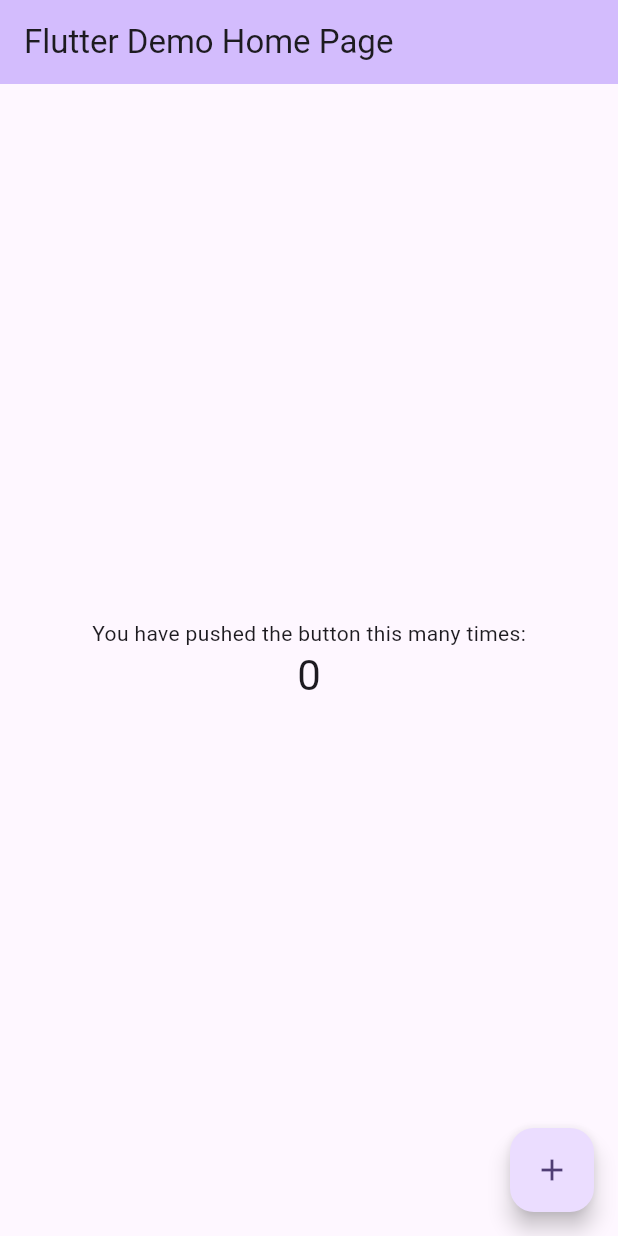
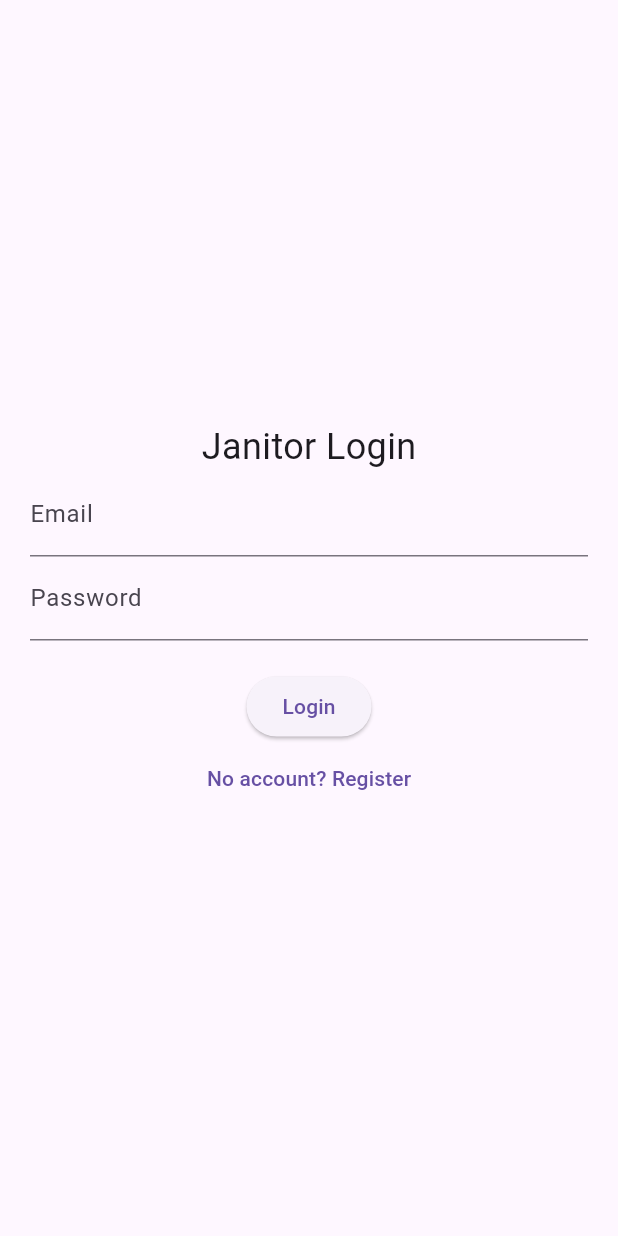
Before and after one commit to rautpranav13/PugSafai, a Flutter app: the screen it shows after launch, on a phone screen of 412 x 824 dp. Run offline on Flutter 3.47's test engine with Material 3 defaults, Android fonts, the phone set to English and light mode, and no system bars; our stand-ins replace shared_preferences; accounts and stored records are empty.

Commit message:
auth screens ready

```diff
--- a/lib/main.dart
+++ b/lib/main.dart
@@ -1,122 +1,24 @@
 import 'package:flutter/material.dart';
+import 'package:provider/provider.dart';
+import 'providers/auth_provider.dart';
+import 'screens/login_screen.dart';
 
 void main() {
-  runApp(const MyApp());
+  runApp(
+    ChangeNotifierProvider(
+      create: (_) => AuthProvider(),
+      child: const MyApp(),
+    ),
+  );
 }
 
 class MyApp extends StatelessWidget {
   const MyApp({super.key});
-
-  // This widget is the root of your application.
   @override
   Widget build(BuildContext context) {
     return MaterialApp(
-      title: 'Flutter Demo',
-      theme: ThemeData(
-        // This is the theme of your application.
-        //
-        // TRY THIS: Try running your application with "flutter run". You'll see
-        // the application has a purple toolbar. Then, without quitting the app,
-        // try changing the seedColor in the colorScheme below to Colors.green
-        // and then invoke "hot reload" (save your changes or press the "hot
-        // reload" button in a Flutter-supported IDE, or press "r" if you used
-        // the command line to start the app).
-        //
-        // Notice that the counter didn't reset back to zero; the application
-        // state is not lost during the reload. To reset the state, use hot
-        // restart instead.
-        //
-        // This works for code too, not just values: Most code changes can be
-        // tested with just a hot reload.
-        colorScheme: ColorScheme.fromSeed(seedColor: Colors.deepPurple),
-      ),
-      home: const MyHomePage(title: 'Flutter Demo Home Page'),
+      title: 'Janitor App',
+      home: const LoginScreen(),
     );
   }
 }
-
-class MyHomePage extends StatefulWidget {
-  const MyHomePage({super.key, required this.title});
-
-  // This widget is the home page of your application. It is stateful, meaning
-  // that it has a State object (defined below) that contains fields that affect
-  // how it looks.
-
-  // This class is the configuration for the state. It holds the values (in this
-  // case the title) provided by the parent (in this case the App widget) and
-  // used by the build method of the State. Fields in a Widget subclass are
-  // always marked "final".
-
-  final String title;
-
-  @override
-  State<MyHomePage> createState() => _MyHomePageState();
-}
-
-class _MyHomePageState extends State<MyHomePage> {
-  int _counter = 0;
-
-  void _incrementCounter() {
-    setState(() {
-      // This call to setState tells the Flutter framework that something has
-      // changed in this State, which causes it to rerun the build method below
-      // so that the display can reflect the updated values. If we changed
-      // _counter without calling setState(), then the build method would not be
-      // called again, and so nothing would appear to happen.
-      _counter++;
-    });
-  }
-
-  @override
-  Widget build(BuildContext context) {
-    // This method is rerun every time setState is called, for instance as done
-    // by the _incrementCounter method above.
-    //
-    // The Flutter framework has been optimized to make rerunning build methods
-    // fast, so that you can just rebuild anything that needs updating rather
-    // than having to individually change instances of widgets.
-    return Scaffold(
-      appBar: AppBar(
-        // TRY THIS: Try changing the color here to a specific color (to
-        // Colors.amber, perhaps?) and trigger a hot reload to see the AppBar
-        // change color while the other colors stay the same.
-        backgroundColor: Theme.of(context).colorScheme.inversePrimary,
-        // Here we take the value from the MyHomePage object that was created by
-        // the App.build method, and use it to set our appbar title.
-        title: Text(widget.title),
-      ),
-      body: Center(
-        // Center is a layout widget. It takes a single child and positions it
-        // in the middle of the parent.
-        child: Column(
-          // Column is also a layout widget. It takes a list of children and
-          // arranges them vertically. By default, it sizes itself to fit its
-          // children horizontally, and tries to be as tall as its parent.
-          //
-          // Column has various properties to control how it sizes itself and
-          // how it positions its children. Here we use mainAxisAlignment to
-          // center the children vertically; the main axis here is the vertical
-          // axis because Columns are vertical (the cross axis would be
-          // horizontal).
-          //
-          // TRY THIS: Invoke "debug painting" (choose the "Toggle Debug Paint"
-          // action in the IDE, or press "p" in the console), to see the
-          // wireframe for each widget.
-          mainAxisAlignment: MainAxisAlignment.center,
-          children: <Widget>[
-            const Text('You have pushed the button this many times:'),
-            Text(
-              '$_counter',
-              style: Theme.of(context).textTheme.headlineMedium,
-            ),
-          ],
-        ),
-      ),
-      floatingActionButton: FloatingActionButton(
-        onPressed: _incrementCounter,
-        tooltip: 'Increment',
-        child: const Icon(Icons.add),
-      ), // This trailing comma makes auto-formatting nicer for build methods.
-    );
-  }
-}
--- /dev/null
+++ b/lib/models/user.dart
@@ -0,0 +1,31 @@
+// lib/models/user.dart
+
+class User {
+  final String id;
+  final String name;
+  final String email;
+  final String phone;
+  final int age;
+  final int? roleId; // Can be null based on the response
+
+  const User({
+    required this.id,
+    required this.name,
+    required this.email,
+    required this.phone,
+    required this.age,
+    this.roleId,
+  });
+
+  /// Creates a User instance from a JSON map.
+  factory User.fromJson(Map<String, dynamic> json) {
+    return User(
+      id: json['id'].toString(),
+      name: json['name'] ?? '',
+      email: json['email'] ?? '',
+      phone: json['phone'] ?? '',
+      age: json['age'] is int ? json['age'] : int.tryParse(json['age'].toString()) ?? 0,
+      roleId: json['role_id'] is int ? json['role_id'] : null,
+    );
+  }
+}
--- /dev/null
+++ b/lib/providers/auth_provider.dart
@@ -0,0 +1,43 @@
+import 'package:flutter/material.dart';
+import '../models/user.dart';
+import '../services/api_service.dart';
+
+class AuthProvider with ChangeNotifier {
+  User? _user;
+  User? get user => _user;
+  bool get isLoggedIn => _user != null;
+
+  Future<bool> login(String email, String password) async {
+    _user = await ApiService.loginUser(email: email, password: password);
+    notifyListeners();
+    return _user != null;
+  }
+
+  Future<bool> register(
+      String name,
+      String email,
+      String phone,
+      String password, {
+        int? age,
+        int? roleId,
+      }) async {
+    try {
+      return await ApiService.registerUser(
+        name: name,
+        email: email,
+        phone: phone,
+        password: password,
+        age: age,
+        roleId: roleId,
+      );
+    } catch (e) {
+      throw e; // Pass error to UI
+    }
+  }
+
+
+  void logout() {
+    _user = null;
+    notifyListeners();
+  }
+}
--- /dev/null
+++ b/lib/screens/login_screen.dart
@@ -0,0 +1,60 @@
+import 'package:flutter/material.dart';
+import 'package:provider/provider.dart';
+import '../providers/auth_provider.dart';
+import 'dashboard_screen.dart';
+import 'register_screen.dart';
+
+class LoginScreen extends StatefulWidget {
+  const LoginScreen({super.key});
+
+  @override
+  State<LoginScreen> createState() => _LoginScreenState();
+}
+
+class _LoginScreenState extends State<LoginScreen> {
+  final _emailController = TextEditingController();
+  final _passwordController = TextEditingController();
+  bool _loading = false;
+  String? _error;
+
+  @override
+  Widget build(BuildContext context) {
+    return Scaffold(
+      body: Padding(
+        padding: const EdgeInsets.all(20),
+        child: Column(
+          mainAxisAlignment: MainAxisAlignment.center,
+          children: [
+            const Text("Janitor Login", style: TextStyle(fontSize: 24)),
+            TextField(controller: _emailController, decoration: const InputDecoration(labelText: "Email")),
+            TextField(controller: _passwordController, decoration: const InputDecoration(labelText: "Password"), obscureText: true),
+            const SizedBox(height: 20),
+            if (_error != null) Text(_error!, style: const TextStyle(color: Colors.red)),
+            ElevatedButton(
+              onPressed: _loading ? null : () async {
+                setState(() { _loading = true; _error = null; });
+                bool success = await context.read<AuthProvider>().login(
+                  _emailController.text.trim(),
+                  _passwordController.text.trim(),
+                );
+                setState(() { _loading = false; });
+                if (success) {
+                  Navigator.pushReplacement(context, MaterialPageRoute(builder: (_) => const DashboardScreen()));
+                } else {
+                  setState(() { _error = "Invalid credentials"; });
+                }
+              },
+              child: _loading ? const CircularProgressIndicator(color: Colors.white) : const Text("Login"),
+            ),
+            TextButton(
+              onPressed: () {
+                Navigator.push(context, MaterialPageRoute(builder: (_) => const RegisterScreen()));
+              },
+              child: const Text("No account? Register"),
+            ),
+          ],
+        ),
+      ),
+    );
+  }
+}
--- /dev/null
+++ b/lib/services/api_service.dart
@@ -0,0 +1,68 @@
+import 'dart:convert';
+import 'package:http/http.dart' as http;
+import 'package:shared_preferences/shared_preferences.dart';
+import '../models/user.dart';
+
+class ApiService {
+  static const String baseUrl = "https://safai-index-backend.onrender.com/api";
+
+  /// Register new user
+  static Future<bool> registerUser({
+    required String name,
+    required String email,
+    required String phone,
+    required String password,
+    int? age,
+    int? roleId,
+  }) async {
+    final url = Uri.parse("$baseUrl/register");
+
+    final Map<String, dynamic> body = {
+      "name": name,
+      "email": email,
+      "phone": phone,
+      "password": password,
+      "age": age,
+      "role_id": roleId
+    };
+
+    final res = await http.post(
+      url,
+      headers: {"Content-Type": "application/json"},
+      body: jsonEncode(body),
+    );
+
+    print("REGISTER STATUS: ${res.statusCode}");
+    print("REGISTER RESPONSE: ${res.body}");
+
+    return res.statusCode == 200;
+  }
+
+  /// Login user
+  static Future<User?> loginUser({
+    required String email,
+    required String password,
+  }) async {
+    final url = Uri.parse("$baseUrl/login");
+    final body = {
+      "email": email,
+      "password": password,
+    };
+
+    final res = await http.post(url,
+        headers: {"Content-Type": "application/json"},
+        body: jsonEncode(body));
+
+    if (res.statusCode == 200) {
+      final data = jsonDecode(res.body);
+      final user = User.fromJson(data["user"]);
+      // store locally
+      final prefs = await SharedPreferences.getInstance();
+      await prefs.setString("userId", user.id);
+      await prefs.setString("name", user.name);
+      await prefs.setString("email", user.email);
+      return user;
+    }
+    return null;
+  }
+}
```
Also changed, not shown: lib/models/checklist_item.dart (added, +23 -0 lines), lib/models/cleaner_review.dart (added, +50 -0 lines), lib/models/location.dart (added, +22 -0 lines), lib/screens/dashboard_screen.dart (added, +44 -0 lines), lib/screens/register_screen.dart (added, +150 -0 lines), pubspec.yaml (+6 -1 lines), pubspec.lock, 15 other files.
